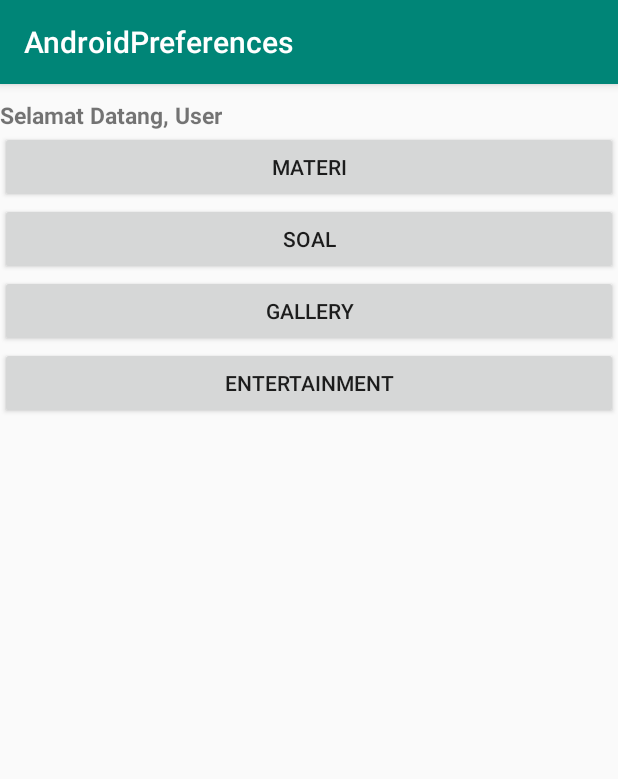
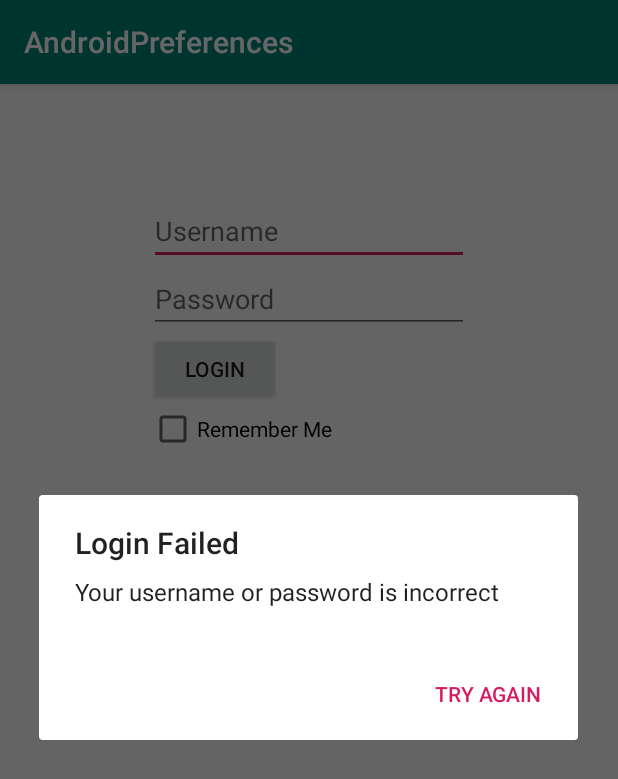
Before and after one commit to trialerror001/SharedPreference1, an Android app: the screen it shows after launch (HomeActivity before the commit, MainActivity after it), after a tap on "LOGIN", on a phone screen of 412 x 824 dp. Shown: the top 779 px of the screen. Run offline under Robolectric (Android 15) with nearby library versions, the phone set to English and light mode, and no system bars.

Commit message:
new update

```diff
--- a/app/src/main/AndroidManifest.xml
+++ b/app/src/main/AndroidManifest.xml
@@ -9,7 +9,8 @@
         android:roundIcon="@mipmap/ic_launcher_round"
         android:supportsRtl="true"
         android:theme="@style/AppTheme">
-        <activity android:name=".SoalActivity"></activity>
+        <activity android:name=".MateriActivity"></activity>
+        <activity android:name=".SoalActivity" />
         <activity android:name=".HomeActivity" />
         <activity android:name=".MainActivity">
             <intent-filter>
@@ -18,6 +19,7 @@
                 <category android:name="android.intent.category.LAUNCHER" />
             </intent-filter>
         </activity>
+        <service android:name=".MusicBackground"></service>
     </application>
 
 </manifest>
--- a/app/src/main/java/com/example/androidpreferences/MainActivity.java
+++ b/app/src/main/java/com/example/androidpreferences/MainActivity.java
@@ -1,8 +1,10 @@
 package com.example.androidpreferences;
 
+import androidx.appcompat.app.AlertDialog;
 import androidx.appcompat.app.AppCompatActivity;
 
 import android.content.Context;
+import android.content.DialogInterface;
 import android.content.Intent;
 import android.content.SharedPreferences;
 import android.nfc.Tag;
@@ -39,7 +41,31 @@ public class MainActivity extends AppCompatActivity {
         btnLogin.setOnClickListener(new View.OnClickListener() {
             @Override
             public void onClick(View v) {
-                startActivity(new Intent(getApplicationContext(), HomeActivity.class));
+                inputPreferences();
+                String name = editName.getText().toString();
+                String pass = editPassword.getText().toString();
+                System.out.println("Username: "+name);
+                System.out.println("Password: "+pass);
+                if(name.equals("Admin") && pass.equals("Admin")){
+                    Intent i = new Intent(getApplicationContext(), HomeActivity.class);
+                    i.putExtra("name", editName.getText().toString());
+                    startActivity(i);
+                }else{
+                    AlertDialog.Builder builder = new AlertDialog.Builder(MainActivity.this);
+                    builder.setCancelable(false);
+                    builder.setTitle("Login Failed");
+                    builder.setMessage("Your username or password is incorrect");
+
+                    builder.setPositiveButton("Try Again", new DialogInterface.OnClickListener() {
+                        @Override
+                        public void onClick(DialogInterface dialog, int which) {
+
+                        }
+                    });
+                    builder.show();
+                }
+
+
             }
         });
   }
@@ -52,4 +78,22 @@ public class MainActivity extends AppCompatActivity {
        else
            chkRememberme.setChecked(false);
   }
+
+  private void inputPreferences(){
+        if(chkRememberme.isChecked()){
+            mEditor.putString("username", editName.getText().toString());
+            mEditor.putString("password", editPassword.getText().toString());
+            if(chkRememberme.isChecked())
+                mEditor.putString("checkbox", "True");
+            else
+                mEditor.putString("checkbox", "False");
+            mEditor.commit();
+        }else{
+            mEditor.putString("username", "");
+            mEditor.putString("password", "");
+            mEditor.putString("checkbox", "False");
+            mEditor.commit();
+        }
+  }
+
 }
--- a/app/src/main/res/layout/activity_home.xml
+++ b/app/src/main/res/layout/activity_home.xml
@@ -21,16 +21,8 @@
                 android:layout_height="wrap_content"
                 android:textSize="15dp"
                 android:textStyle="bold"
-                android:text="Selamat Datang, " />
+                android:text="Selamat Datang" />
 
-            <TextView
-                android:id="@+id/lblUser"
-                android:layout_width="wrap_content"
-                android:layout_height="wrap_content"
-                android:textSize="15dp"
-                android:textStyle="bold"
-                android:layout_toRightOf="@id/textView3"
-                android:text="User" />
 
             <Button
                 android:id="@+id/btnMateri"
@@ -46,19 +38,7 @@
                 android:layout_below="@id/btnMateri"
                 android:text="Soal" />
 
-            <Button
-                android:id="@+id/btnGallery"
-                android:layout_width="match_parent"
-                android:layout_height="wrap_content"
-                android:layout_below="@id/btnSoal"
-                android:text="Gallery" />
 
-            <Button
-                android:id="@+id/btnEntertainment"
-                android:layout_width="match_parent"
-                android:layout_height="wrap_content"
-                android:layout_below="@id/btnGallery"
-                android:text="Entertainment" />
         </RelativeLayout>
     </ScrollView>
 
--- a/app/src/main/res/layout/activity_main.xml
+++ b/app/src/main/res/layout/activity_main.xml
@@ -36,7 +36,7 @@
                     android:layout_below="@id/editUsername"
                     android:ems="10"
                     android:hint="Password"
-                    android:inputType="textPersonName" />
+                    android:inputType="textPassword" />
 
                 <Button
                     android:id="@+id/btnLogin"
```
Also changed, not shown: app/src/main/java/com/example/androidpreferences/HomeActivity.java (+17 -0 lines), app/src/main/java/com/example/androidpreferences/MateriActivity.java (added, +14 -0 lines), app/src/main/java/com/example/androidpreferences/MusicBackground.java (added, +37 -0 lines), app/src/main/res/layout/activity_materi.xml (added, +125 -0 lines), app/src/main/res/values/strings.xml (+29 -0 lines), app/src/main/res/drawable/measuringusability.png (added), app/src/main/res/drawable/usability.png (added), 1 other file.
